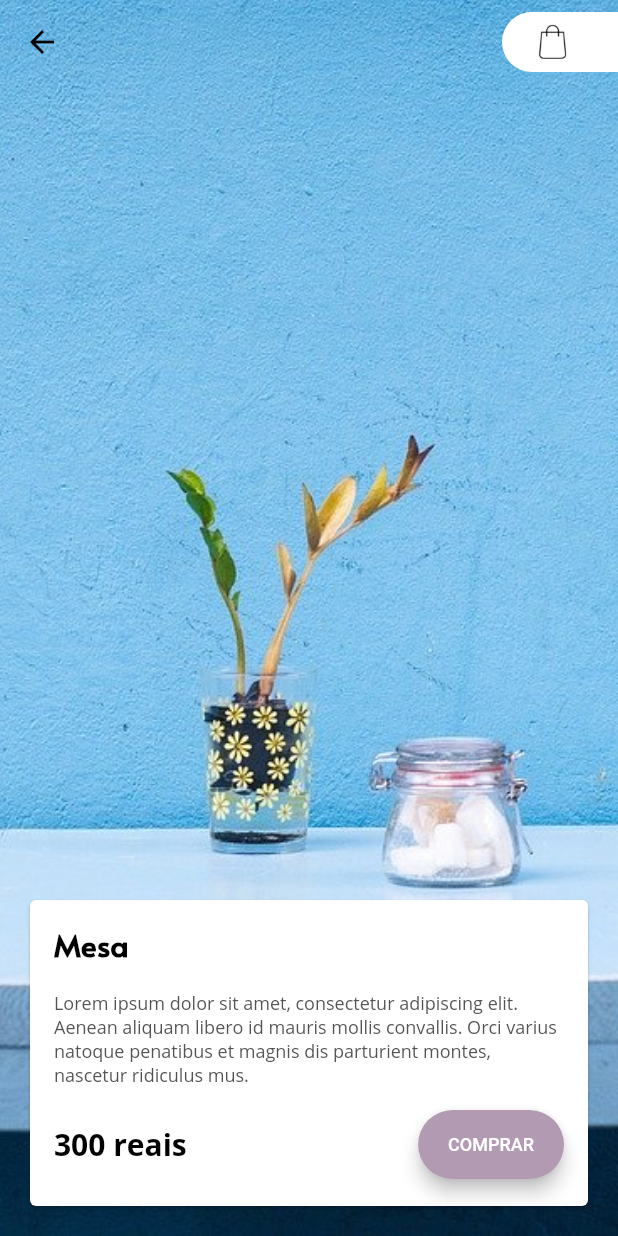
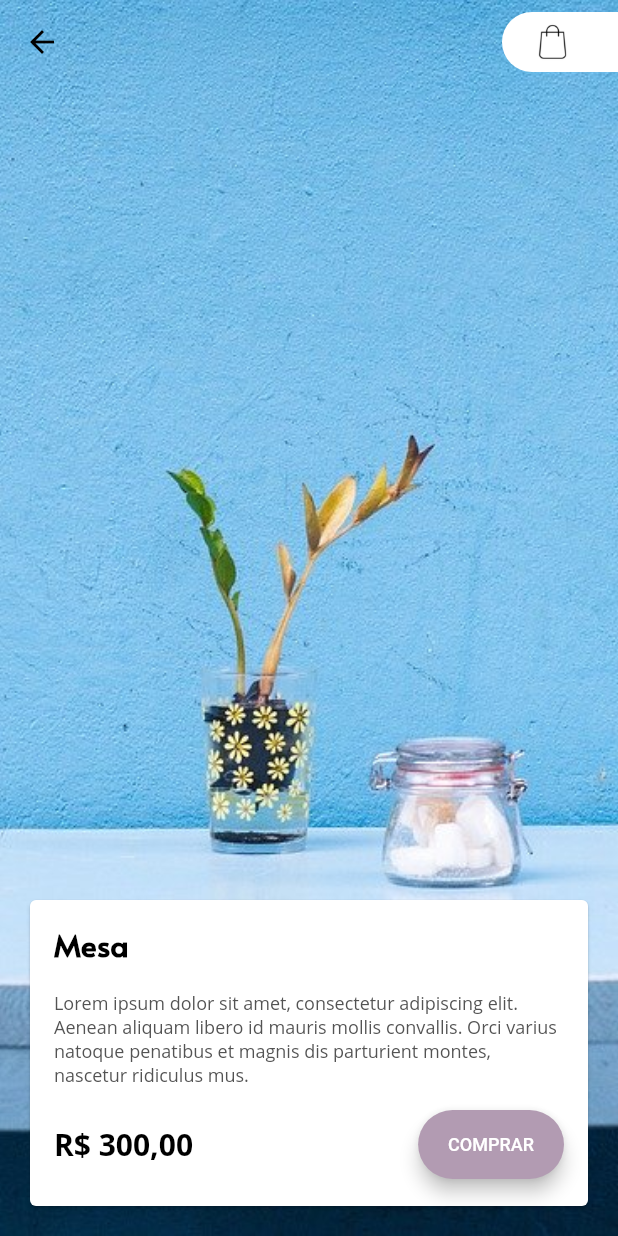
Before and after one commit to mm44m6/shopping-app-alura, a Flutter app: the screen it shows after launch, after a tap on "Mesa", on a phone screen of 412 x 824 dp. Run offline on Flutter 3.47's test engine with Material 2 defaults, Android fonts, the phone set to English and light mode, and no system bars.

```diff
--- /dev/null
+++ b/lib/modelos/item_carrinho.dart
@@ -0,0 +1,9 @@
+import 'package:shopping_app_alura/modelos/movel.dart';
+
+class ItemCarrinho {
+  Movel movel;
+  int quantidade;
+
+  ItemCarrinho(this.movel, this.quantidade);
+
+}
--- /dev/null
+++ b/lib/modelos/movel.dart
@@ -0,0 +1,16 @@
+class Movel {
+  String titulo;
+  int preco;
+  String foto;
+  String descricao;
+
+  Movel(this.titulo, this.preco, this.foto, this.descricao);
+
+  Movel.fromJson(Map<String, dynamic> json) {
+    titulo = json['titulo'];
+    preco = json['preco'];
+    foto = json['foto'];
+    descricao = json['descricao'];
+  }
+
+}
--- a/lib/paginas/detalhes.dart
+++ b/lib/paginas/detalhes.dart
@@ -14,7 +14,7 @@ class Detalhes extends StatelessWidget {
       decoration:
       BoxDecoration(
         image: DecorationImage(
-          image: AssetImage("utils/assets/images/${movel['foto']}"), fit: BoxFit.cover)
+          image: AssetImage("utils/assets/images/${movel.foto}"), fit: BoxFit.cover)
         ),
       child: Scaffold(
         backgroundColor: Colors.transparent,
--- a/lib/paleta_cores.dart
+++ b/lib/paleta_cores.dart
@@ -2,7 +2,7 @@ import 'dart:ui';
 import 'package:flutter/material.dart';
 
 class PaletaCores {
-  static Map<int, Color> _swatchCinzaClaro = {
+  static Map<int, Color> _amostraCinzaClaro = {
     50: Color.fromRGBO(237, 237, 237, .1),
     100: Color.fromRGBO(237, 237, 237, .2),
     200: Color.fromRGBO(237, 237, 237, .3),
@@ -14,9 +14,9 @@ class PaletaCores {
     800: Color.fromRGBO(237, 237, 237, .9),
     900: Color.fromRGBO(237, 237, 237, 1),
   };
-  MaterialColor cinzaClaro = MaterialColor(0xFFededed, _swatchCinzaClaro);
+  MaterialColor cinzaClaro = MaterialColor(0xFFededed, _amostraCinzaClaro);
 
-  static Map<int, Color> _swatchLilas = {
+  static Map<int, Color> _amostraLilas = {
     50: Color.fromRGBO(178, 155, 178, .1),
     100: Color.fromRGBO(178, 155, 178, .2),
     200: Color.fromRGBO(178, 155, 178, .3),
@@ -29,7 +29,7 @@ class PaletaCores {
     900: Color.fromRGBO(178, 155, 178, 1),
   };
 
-  MaterialColor lilas = MaterialColor(0xFFB29BB2, _swatchLilas);
+  MaterialColor lilas = MaterialColor(0xFFB29BB2, _amostraLilas);
 
   Color cinzaEscuro = Color.fromRGBO(83, 83, 83, 1);
 }
--- a/lib/widgets/appbar.dart
+++ b/lib/widgets/appbar.dart
@@ -29,7 +29,7 @@ AppBarCustomizada({this.titulo, this.ehPaginaCarrinho});
     }
 
     Widget _mudarBotaoCarrinho(bool ehPaginaCarrinho, BuildContext contexto) {
-      if (!ehPaginaCarrinho) return BotaoCarrinho(contexto: contexto);
-      return Container();
+      if (ehPaginaCarrinho) return Container();
+      return BotaoCarrinho(contexto: contexto);
     }
   }
--- a/lib/widgets/barra_inferior_carrinho.dart
+++ b/lib/widgets/barra_inferior_carrinho.dart
@@ -1,8 +1,12 @@
 import 'package:flutter/material.dart';
+import 'package:intl/intl.dart';
 import 'package:provider/provider.dart';
 import 'package:shopping_app_alura/modelos/carrinho.dart';
 
 class BarraInferiorCarrinho extends StatelessWidget {
+
+  final formatacaoReais = NumberFormat.currency(locale: 'pt_BR', symbol: "R\$");
+
   @override
   Widget build(BuildContext context) {
     return Container(
@@ -15,7 +19,7 @@ class BarraInferiorCarrinho extends StatelessWidget {
               _construirTextoBarraInferiorCarrinho('Total', context),
               Consumer<CarrinhoModel>(
                 builder: (context, carrinho, child) {
-                  return _construirTextoBarraInferiorCarrinho("R\$ ${carrinho.precoTotal},00", context);
+                  return _construirTextoBarraInferiorCarrinho(formatacaoReais.format(carrinho.precoTotal), context);
                 }
               ),
             ],
--- a/lib/widgets/botao_carrinho.dart
+++ b/lib/widgets/botao_carrinho.dart
@@ -1,7 +1,6 @@
 import 'package:flutter/material.dart';
 import 'package:provider/provider.dart';
 
-import '../paleta_cores.dart';
 import 'package:shopping_app_alura/modelos/carrinho.dart';
 
 class BotaoCarrinho extends StatelessWidget {
--- a/lib/widgets/card_detalhes.dart
+++ b/lib/widgets/card_detalhes.dart
@@ -1,15 +1,18 @@
 import 'package:flutter/material.dart';
+import 'package:intl/intl.dart';
 import 'package:provider/provider.dart';
 
-import '../paleta_cores.dart';
 import 'package:shopping_app_alura/modelos/carrinho.dart';
+import 'package:shopping_app_alura/modelos/movel.dart';
 
 class CardDetalhes extends StatelessWidget {
 
-  final movel;
+  final Movel movel;
   final BuildContext contexto;
 
   CardDetalhes({this.contexto, this.movel});
+
+  final formatacaoReais = NumberFormat.currency(locale: 'pt_BR', symbol: "R\$");
 
   @override
   Widget build(BuildContext context) {
@@ -17,15 +20,15 @@ class CardDetalhes extends StatelessWidget {
       child: Column(
         crossAxisAlignment: CrossAxisAlignment.start,
           children: <Widget>[
-            _construirTituloDetalhes(movel['titulo'], contexto),
-            _construirDescricaoDetalhes(movel['descricao'], contexto),
+            _construirTituloDetalhes(movel.titulo, contexto),
+            _construirDescricaoDetalhes(movel.descricao, contexto),
             Container(
               margin: EdgeInsets.only(left: 16, right: 16, top: 8, bottom: 8),
               child:
                 Row(
                   mainAxisAlignment: MainAxisAlignment.spaceBetween,
                   children: <Widget>[
-                    _construirPrecoDetalhes("${movel['preco']} reais", contexto),
+                    _construirPrecoDetalhes(formatacaoReais.format(movel.preco), contexto),
                      _construirBotaoComprarDetalhes(contexto)
                   ]
                 ),
--- a/lib/widgets/elemento_grid_produtos.dart
+++ b/lib/widgets/elemento_grid_produtos.dart
@@ -1,11 +1,11 @@
 import 'package:flutter/material.dart';
+import 'package:shopping_app_alura/modelos/movel.dart';
 
-import '../paleta_cores.dart';
 import 'package:shopping_app_alura/paginas/detalhes.dart';
 
 class ElementoGridProdutos extends StatelessWidget {
 
-  final movel;
+  final Movel movel;
   final int index;
 
   ElementoGridProdutos({this.movel, this.index});
@@ -34,9 +34,9 @@ class ElementoGridProdutos extends StatelessWidget {
                     child: Stack(
                       alignment: Alignment.center,
                         children: <Widget>[
-                          _construirImagemElementoGridProdutos('utils/assets/images/${movel['foto']}'),
+                          _construirImagemElementoGridProdutos('utils/assets/images/${movel.foto}'),
                           _construirDegradeElementoGridProdutos(context),
-                          _construirTextoElementoGridProdutos(movel['titulo'], context)
+                          _construirTextoElementoGridProdutos(movel.titulo, context)
                           ])
                       )
                     )
--- a/lib/widgets/grid_produtos.dart
+++ b/lib/widgets/grid_produtos.dart
@@ -1,4 +1,5 @@
 import 'package:flutter/material.dart';
+import 'package:shopping_app_alura/modelos/movel.dart';
 import 'package:shopping_app_alura/widgets/elemento_grid_produtos.dart';
 
 class GridProdutos extends StatelessWidget {
@@ -17,7 +18,7 @@ class GridProdutos extends StatelessWidget {
         itemCount: moveis.length,
         itemBuilder: (BuildContext context, int index) {
 
-          final movel = moveis[index];
+          final movel = Movel.fromJson(moveis[index]);
 
           return ElementoGridProdutos(movel: movel, index: index);
 
--- a/pubspec.yaml
+++ b/pubspec.yaml
@@ -20,6 +20,7 @@ dependencies:
   flutter:
     sdk: flutter
   provider: ^3.1.0
+  intl: 0.16.1
 
   # The following adds the Cupertino Icons font to your application.
   # Use with the CupertinoIcons class for iOS style icons.
```
Also changed, not shown: lib/modelos/carrinho.dart (+14 -14 lines), lib/widgets/lista_carrinho.dart (+11 -7 lines), pubspec.lock, 1 other file.
